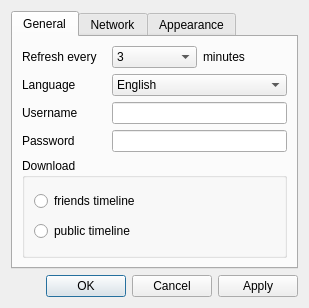
The window that ui/settings.ui (ayoy/qtwitter) describes before a commit, drawn with Qt 5.
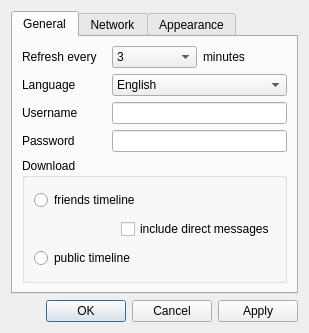
The same window after the commit.

Commit message: Direct messages downloading made optional, added the login window at the application startup and saving username to settings.

What changed in the file:
```diff
--- a/ui/settings.ui
+++ b/ui/settings.ui
@@ -7,7 +7,7 @@
     <x>0</x>
     <y>0</y>
     <width>309</width>
-    <height>308</height>
+    <height>333</height>
    </rect>
   </property>
   <property name="sizePolicy">
@@ -158,6 +158,30 @@
             </property>
            </widget>
           </item>
+          <item>
+           <layout class="QHBoxLayout" name="horizontalLayout_2">
+            <item>
+             <spacer name="horizontalSpacer_2">
+              <property name="orientation">
+               <enum>Qt::Horizontal</enum>
+              </property>
+              <property name="sizeHint" stdset="0">
+               <size>
+                <width>40</width>
+                <height>20</height>
+               </size>
+              </property>
+             </spacer>
+            </item>
+            <item>
+             <widget class="QCheckBox" name="directCheckBox">
+              <property name="text">
+               <string>include direct messages</string>
+              </property>
+             </widget>
+            </item>
+           </layout>
+          </item>
           <item>
            <widget class="QRadioButton" name="radioPublic">
             <property name="text">
```
Left out of the diff: 56 changed lines with no effect on the pictures. The commit also changes 19 other files.
